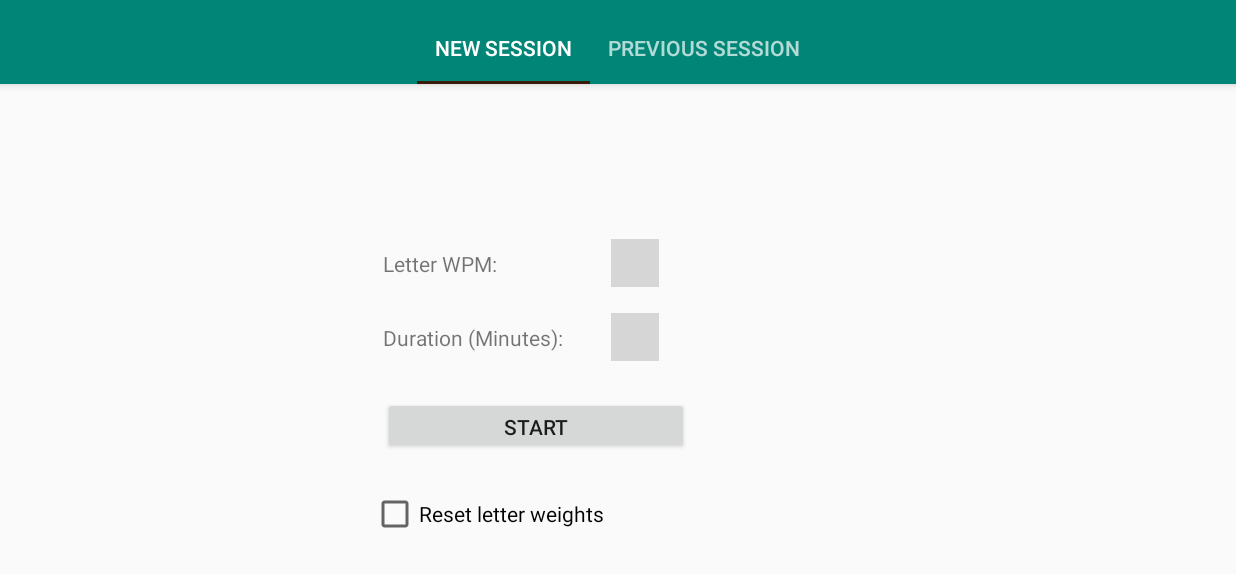
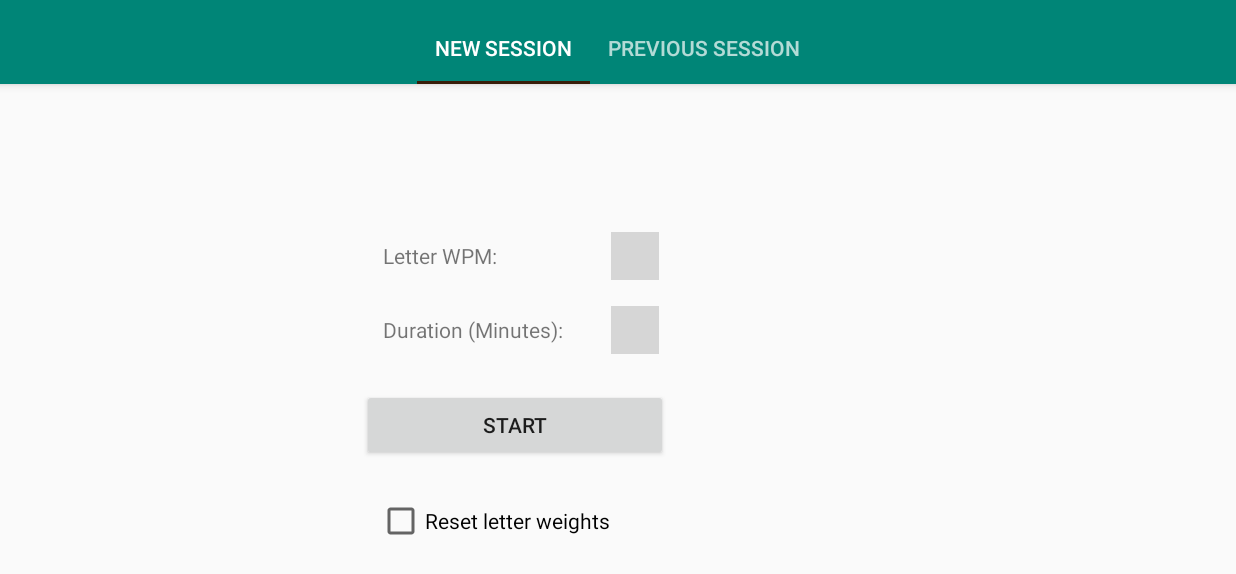
Before and after one commit to uberj/dits-and-dahs, an Android app: the screen it shows after launch (LetterTrainingMainScreenActivity), on a phone screen of 824 x 412 dp (held sideways). Shown: the top 574 px of the screen. Run offline under Robolectric (Android 15) with nearby library versions, the light colour scheme and no system bars; libraries missing offline, so code that uses them is left out: it.sephiroth.android; plain views replace NumberPicker; 6 statements that could not run were skipped; grey boxes are pictures that could not be loaded.

Commit message:
minor style tweaks

```diff
--- a/app/src/main/res/layout/letter_training_start_screen_fragment.xml
+++ b/app/src/main/res/layout/letter_training_start_screen_fragment.xml
@@ -62,12 +62,12 @@
     <Button
         android:id="@+id/start-button"
         android:layout_width="204dp"
-        android:layout_height="38dp"
-        android:layout_marginStart="8dp"
+        android:layout_height="wrap_content"
         android:layout_marginTop="30dp"
         android:text="Start"
         android:textAlignment="center"
         app:layout_constraintBottom_toBottomOf="parent"
+        app:layout_constraintEnd_toEndOf="@+id/number_picker_minutes"
         app:layout_constraintStart_toStartOf="@+id/stats-stopper"
         app:layout_constraintTop_toBottomOf="@+id/session-length" />
 
@@ -97,6 +97,7 @@
         android:id="@+id/reset-weights"
         android:layout_width="wrap_content"
         android:layout_height="wrap_content"
+        android:layout_marginStart="4dp"
         android:layout_marginTop="24dp"
         android:text="Reset letter weights"
         app:layout_constraintStart_toStartOf="@+id/stats-stopper"
```
